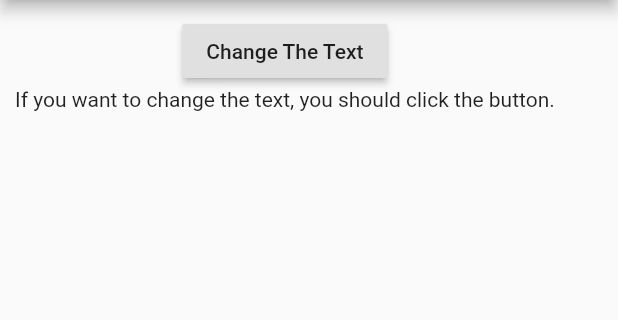
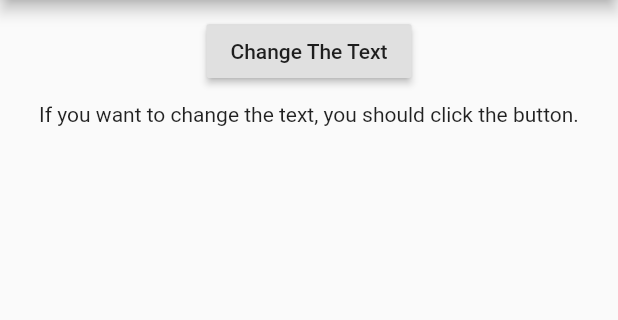
Before and after one commit to kolyaio/flutter_first_asssignment, a Flutter app: the screen it shows after launch, on a phone screen of 412 x 824 dp, the part 84-404 px from its top. Run offline on Flutter 3.47's test engine with Material 2 defaults, Android fonts, the phone set to English and light mode, and no system bars.

Commit message:
made it looks prettier

```diff
--- a/lib/text_control.dart
+++ b/lib/text_control.dart
@@ -17,7 +17,7 @@ class _TextControlState extends State<TextControl> {
   @override
   Widget build(BuildContext context) {
     // TODO: implement build
-    return Container(
+    return Center(child: Container(
         margin: EdgeInsets.all(10.0),
         child: Column(children: <Widget>[
           RaisedButton(
@@ -29,7 +29,7 @@ class _TextControlState extends State<TextControl> {
             child: Text("Change The Text"),
           ),
           TextOutput(this._textWillChange)
-        ]));
+        ])));
   }
 
   @override
--- a/lib/text_output.dart
+++ b/lib/text_output.dart
@@ -7,10 +7,13 @@ class TextOutput extends StatelessWidget {
   @override
   Widget build(BuildContext context) {
     // TODO: implement build
-    return Column(
-      children: <Widget>[
-        Text(this.textWillChange),
-      ],
+    return Container(
+      margin: EdgeInsets.only(top: 10.0),
+        child: Column(
+          children: <Widget>[
+          Text(this.textWillChange),
+        ],
+      ),
     );
   }
 }
```
